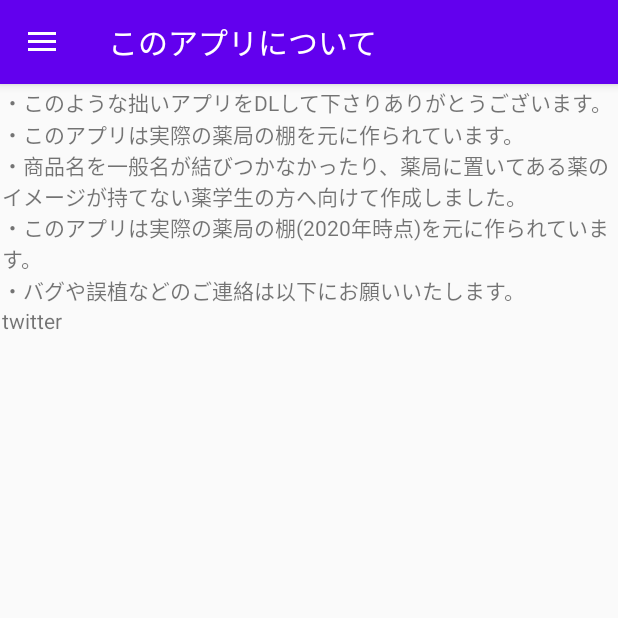
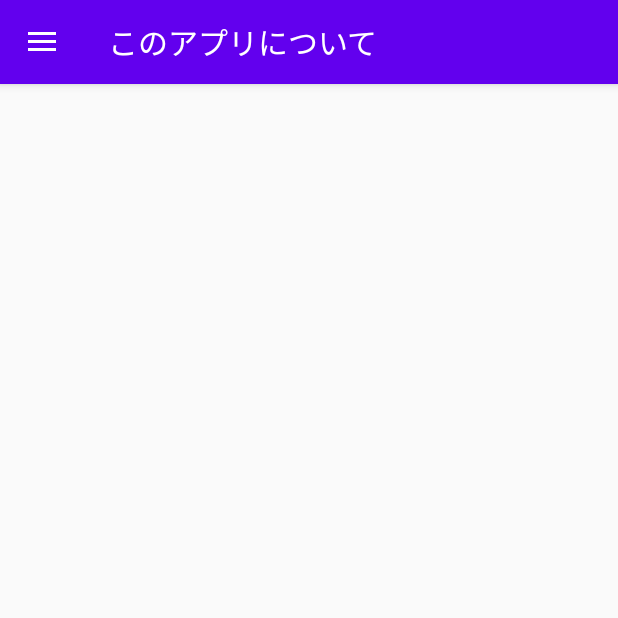
Before and after one commit to chikami1230/M_C_Ap_modelQAApp, an Android app: the Fragment00 screen opened through its navigation route, on a phone screen of 412 x 824 dp, the top half of it. Run offline under Robolectric (Android 15) with nearby library versions, the phone set to English and light mode, and no system bars; our stand-ins replace navigation-ui.

Commit message:
infoコメント削除

```diff
--- a/app/src/main/res/layout/fragment00.xml
+++ b/app/src/main/res/layout/fragment00.xml
@@ -14,45 +14,19 @@
         android:layout_height="match_parent"
         android:layout_margin="1dp"
         android:orientation="vertical">
+        <TextView
+            android:layout_width="wrap_content"
+            android:layout_height="wrap_content"
+            android:layout_alignParentLeft="true"
+            android:layout_centerHorizontal="true"
+            android:text="" />
+
 
         <TextView
             android:layout_width="wrap_content"
             android:layout_height="wrap_content"
             android:layout_alignParentLeft="true"
             android:layout_centerHorizontal="true"
-            android:text="・このような拙いアプリをDLして下さりありがとうございます。"/>
-
-        <TextView
-            android:layout_width="wrap_content"
-            android:layout_height="wrap_content"
-            android:layout_alignParentLeft="true"
-            android:layout_centerHorizontal="true"
-            android:text="・このアプリは実際の薬局の棚を元に作られています。"/>
-        <TextView
-            android:layout_width="wrap_content"
-            android:layout_height="wrap_content"
-            android:layout_alignParentLeft="true"
-            android:layout_centerHorizontal="true"
-            android:text="・商品名を一般名が結びつかなかったり、薬局に置いてある薬のイメージが持てない薬学生の方へ向けて作成しました。"/>
-    　　<TextView
-            android:layout_width="wrap_content"
-            android:layout_height="wrap_content"
-            android:layout_alignParentLeft="true"
-            android:layout_centerHorizontal="true"
-            android:text="・このアプリは実際の薬局の棚(2020年時点)を元に作られています。"/>
-
-        <TextView
-            android:layout_width="wrap_content"
-            android:layout_height="wrap_content"
-            android:layout_alignParentLeft="true"
-            android:layout_centerHorizontal="true"
-            android:text="・バグや誤植などのご連絡は以下にお願いいたします。"/>
-        <TextView
-            android:layout_width="wrap_content"
-            android:layout_height="wrap_content"
-            android:layout_alignParentLeft="true"
-            android:layout_centerHorizontal="true"
-            android:text="twitter"/>
-
+            android:text="" />
     </LinearLayout>
 </LinearLayout>
```
